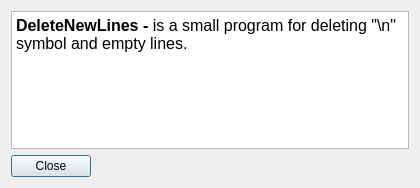
Above: about.ui from OscarVegener/DeleteNewlines before the change. Below: the same form after it.
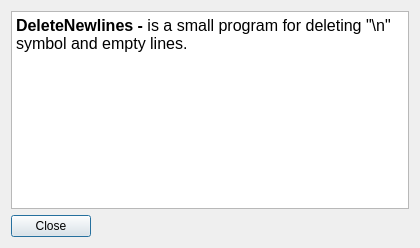
That is the form after the change.

Commit message: Fixed program name in about window

The edit to the form file:
```diff
--- a/about.ui
+++ b/about.ui
@@ -7,7 +7,7 @@
     <x>0</x>
     <y>0</y>
     <width>420</width>
-    <height>188</height>
+    <height>248</height>
    </rect>
   </property>
   <property name="sizePolicy">
@@ -29,7 +29,7 @@
 &lt;html&gt;&lt;head&gt;&lt;meta name=&quot;qrichtext&quot; content=&quot;1&quot; /&gt;&lt;style type=&quot;text/css&quot;&gt;
 p, li { white-space: pre-wrap; }
 &lt;/style&gt;&lt;/head&gt;&lt;body style=&quot; font-family:'MS Shell Dlg 2'; font-size:7.8pt; font-weight:400; font-style:normal;&quot;&gt;
-&lt;p style=&quot; margin-top:0px; margin-bottom:0px; margin-left:0px; margin-right:0px; -qt-block-indent:0; text-indent:0px;&quot;&gt;&lt;span style=&quot; font-size:12pt; font-weight:600;&quot;&gt;DeleteNewLines - &lt;/span&gt;&lt;span style=&quot; font-size:12pt;&quot;&gt;is a small program for deleting &amp;quot;\n&amp;quot; symbol and empty lines.&lt;/span&gt;&lt;/p&gt;&lt;/body&gt;&lt;/html&gt;</string>
+&lt;p style=&quot; margin-top:0px; margin-bottom:0px; margin-left:0px; margin-right:0px; -qt-block-indent:0; text-indent:0px;&quot;&gt;&lt;span style=&quot; font-size:12pt; font-weight:600;&quot;&gt;DeleteNewlines - &lt;/span&gt;&lt;span style=&quot; font-size:12pt;&quot;&gt;is a small program for deleting &amp;quot;\n&amp;quot; symbol and empty lines.&lt;/span&gt;&lt;/p&gt;&lt;/body&gt;&lt;/html&gt;</string>
        </property>
       </widget>
      </item>
```
The commit also changes 2 other files.
